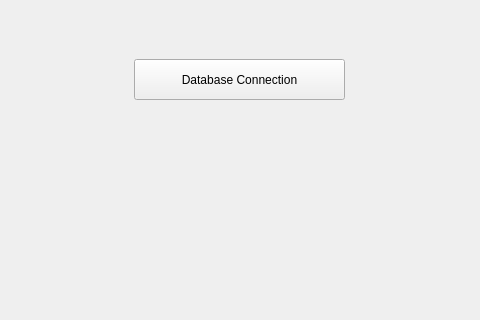
The window that mainwindow.ui (KaleTEvans/QTEmployeeTracker) describes before a commit, drawn with Qt 5; both pictures show x 136 to 616 and y 151 to 471 of the 800 by 600 pixel window.
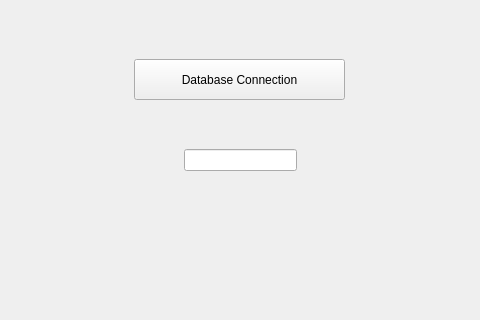
The same window after the commit.

Commit message: created first table

What changed in the file:
```diff
--- a/mainwindow.ui
+++ b/mainwindow.ui
@@ -27,6 +27,16 @@
      <string>Database Connection</string>
     </property>
    </widget>
+   <widget class="QLineEdit" name="lineEditQuery">
+    <property name="geometry">
+     <rect>
+      <x>320</x>
+      <y>300</y>
+      <width>113</width>
+      <height>22</height>
+     </rect>
+    </property>
+   </widget>
   </widget>
   <widget class="QMenuBar" name="menubar">
    <property name="geometry">
```
The commit also changes 2 other files.
